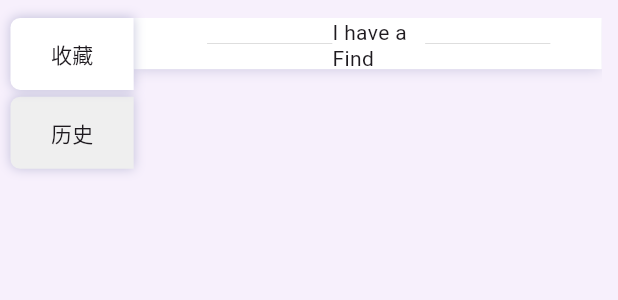
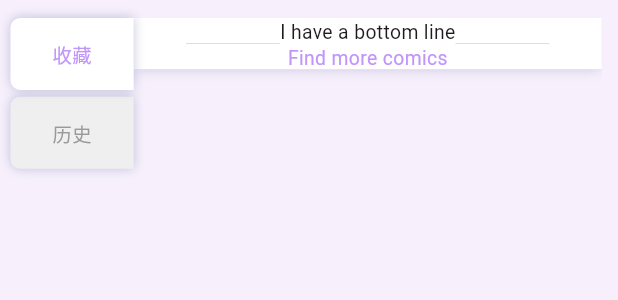
Before and after one commit to shanlihou/fishm, a Flutter app: the BookShelfTab widget shown alone on an empty page, opened directly, after a tap on "历史", after a tap on "收藏", on a phone screen of 412 x 824 dp. Shown: the top 300 px of the screen. Run offline on Flutter 3.47's test engine with Material 3 defaults, Android fonts, the phone set to English and light mode, and no system bars; our stand-ins replace device_info_plus, dio, easy_refresh, flutter_screenutil, hive, hive_flutter and 5 more; missing offline and left inert: crypton, lua_dardo_co; accounts and stored records are empty; generated files the repository leaves out were written again; network calls fail.

Commit message:
update ui

```diff
--- /dev/null
+++ b/lib/utils/utils_widget.dart
@@ -0,0 +1,56 @@
+import 'package:flutter/cupertino.dart';
+import 'package:flutter_screenutil/flutter_screenutil.dart';
+import 'package:flutter_gen/gen_l10n/localizations.dart';
+
+Widget comicTabBaseline(BuildContext context) {
+  return SizedBox(
+    height: 106.h,
+    child: Row(
+      children: [
+        SizedBox(width: 100.w),
+        Expanded(
+          child: Container(
+            // #BBBBBB 100%
+            color: const Color(0xFFBBBBBB),
+            height: 1.h,
+          ),
+        ),
+        Column(
+          children: [
+            Expanded(
+              child: Container(
+                  alignment: Alignment.bottomCenter,
+                  child: Text(
+                    AppLocalizations.of(context)!.baseline,
+                    style: TextStyle(
+                      fontSize: 40.spMin,
+                    ),
+                  )),
+            ),
+            Expanded(
+              child: Container(
+                alignment: Alignment.topCenter,
+                child: Text(
+                  AppLocalizations.of(context)!.findMore,
+                  style: TextStyle(
+                    // #B886F8 88%
+                    color: const Color(0xFFB886F8).withOpacity(0.88),
+                    fontSize: 40.spMin,
+                  ),
+                ),
+              ),
+            ),
+          ],
+        ),
+        Expanded(
+          child: Container(
+            // #BBBBBB 100%
+            color: const Color(0xFFBBBBBB),
+            height: 1.h,
+          ),
+        ),
+        SizedBox(width: 100.w),
+      ],
+    ),
+  );
+}
--- a/lib/views/tabs/bookshelf.dart
+++ b/lib/views/tabs/bookshelf.dart
@@ -60,7 +60,17 @@ class _BookShelfTabState extends State<BookShelfTab> {
           width: 235.w,
           height: 149.h,
           child: Center(
-            child: Text(title),
+            child: Text(
+              title,
+              style: TextStyle(
+                // #B886F8 88%
+                // #9A9A9A 100%
+                color: front
+                    ? const Color(0xFFB886F8).withOpacity(0.88)
+                    : const Color(0xFF9A9A9A),
+                fontSize: 40.spMin,
+              ),
+            ),
           ),
           //#EFEFEF 100%
         ),
--- a/lib/views/tabs/favorite_tab.dart
+++ b/lib/views/tabs/favorite_tab.dart
@@ -4,53 +4,12 @@ import 'package:provider/provider.dart';
 
 import '../../models/db/comic_model.dart';
 import '../../types/provider/comic_provider.dart';
+import '../../utils/utils_widget.dart';
 import '../class/comic_item.dart';
 import '../widget/comic_item_widget.dart';
-import 'package:flutter_gen/gen_l10n/localizations.dart';
 
 class FavoriteTab extends StatelessWidget {
   const FavoriteTab({super.key});
-
-  Widget _buildBaseLine(BuildContext context) {
-    return SizedBox(
-      height: 106.h,
-      child: Row(
-        children: [
-          SizedBox(width: 140.w),
-          Container(
-            // #BBBBBB 100%
-            color: const Color(0xFFBBBBBB),
-            width: 239.w,
-            height: 1.h,
-          ),
-          SizedBox(
-            width: 177.w,
-            child: Column(
-              children: [
-                Expanded(
-                  child: Container(
-                      alignment: Alignment.bottomCenter,
-                      child: Text(AppLocalizations.of(context)!.baseline)),
-                ),
-                Expanded(
-                  child: Container(
-                    alignment: Alignment.topCenter,
-                    child: Text(AppLocalizations.of(context)!.findMore),
-                  ),
-                ),
-              ],
-            ),
-          ),
-          Container(
-            // #BBBBBB 100%
-            color: const Color(0xFFBBBBBB),
-            width: 239.w,
-            height: 1.h,
-          ),
-        ],
-      ),
-    );
-  }
 
   @override
   Widget build(BuildContext context) {
@@ -95,41 +54,10 @@ class FavoriteTab extends StatelessWidget {
                     )
                 ],
               ),
-            _buildBaseLine(context),
+            comicTabBaseline(context),
           ],
         ),
       ),
     );
-
-    // return ListView.builder(
-    //   itemCount: (comics.length / 2).ceil(),
-    //   itemBuilder: (context, index) {
-    //     return Row(
-    //       children: [
-    //         Container(
-    //           color: CupertinoColors.white,
-    //           padding: const EdgeInsets.fromLTRB(34, 22, 0, 0).w,
-    //           child: ComicItemWidget(
-    //             ComicItem.fromComicModel(comics[index * 2]),
-    //             comics[index * 2].extensionName,
-    //             width: 405.w,
-    //             height: 541.h,
-    //           ),
-    //         ),
-    //         if (index * 2 + 1 < comics.length)
-    //           Container(
-    //             color: CupertinoColors.white,
-    //             padding: const EdgeInsets.fromLTRB(9, 22, 34, 0).w,
-    //             child: ComicItemWidget(
-    //               ComicItem.fromComicModel(comics[index * 2 + 1]),
-    //               comics[index * 2 + 1].extensionName,
-    //               width: 405.w,
-    //               height: 541.h,
-    //             ),
-    //           )
-    //       ],
-    //     );
-    //   },
-    // );
   }
 }
--- a/lib/views/tabs/history_tab.dart
+++ b/lib/views/tabs/history_tab.dart
@@ -3,91 +3,75 @@ import 'package:flutter_screenutil/flutter_screenutil.dart';
 import 'package:provider/provider.dart';
 import 'package:toonfu/models/db/comic_model.dart';
 import 'package:toonfu/types/provider/comic_provider.dart';
+import 'package:toonfu/utils/utils_general.dart';
 
+import '../../utils/utils_widget.dart';
 import '../class/comic_item.dart';
+import '../dialog/install_confirm_dialog.dart';
 import '../widget/comic_item_widget.dart';
 
-class HistoryTab extends StatefulWidget {
+class HistoryTab extends StatelessWidget {
   const HistoryTab({super.key});
 
   @override
-  State<HistoryTab> createState() => _HistoryTabState();
-}
-
-class _HistoryTabState extends State<HistoryTab> {
-  Set<int> selectedIndices = {};
-  bool isSelectionMode = false;
-
-  @override
   Widget build(BuildContext context) {
+    var p = context.read<ComicProvider>();
     List<ComicModel> comics = context.watch<ComicProvider>().historyComics;
 
-    return Stack(
-      children: [
-        ListView.builder(
-          itemCount: comics.length,
-          itemBuilder: (context, index) {
-            return GestureDetector(
-              onLongPress: () {
-                setState(() {
-                  isSelectionMode = true;
-                  selectedIndices.add(index);
-                });
-              },
-              child: Container(
-                color: selectedIndices.contains(index)
-                    ? CupertinoColors.systemGrey5
-                    : null,
-                child: Row(
-                  children: [
-                    if (isSelectionMode)
-                      CupertinoCheckbox(
-                        value: selectedIndices.contains(index),
-                        onChanged: (bool? value) {
-                          setState(() {
-                            if (value == true) {
-                              selectedIndices.add(index);
-                            } else {
-                              selectedIndices.remove(index);
-                            }
-                          });
-                        },
-                      ),
-                    Expanded(
+    Future<void> onLongPress(ComicModel comic) async {
+      if (await showConfirmDialog(context, 'Delete ${comic.title}?') ?? false) {
+        p.removeHistoryComic([getComicUniqueId(comic.id, comic.extensionName)]);
+      }
+    }
+
+    return SingleChildScrollView(
+      child: Container(
+        decoration: BoxDecoration(
+          color: CupertinoColors.white,
+          boxShadow: [
+            // box-shadow: 0px 5px 20px 5px rgba(155,157,194,0.55);
+            BoxShadow(
+              color: const Color(0xFF9B9DC2).withOpacity(0.55),
+              blurRadius: 20.w,
+            ),
+          ],
+        ),
+        child: Column(
+          children: [
+            for (int i = 0; i < comics.length; i += 2)
+              Row(
+                children: [
+                  Container(
+                    padding: const EdgeInsets.fromLTRB(34, 22, 0, 0).w,
+                    child: GestureDetector(
+                      onLongPress: () => onLongPress(comics[i]),
                       child: ComicItemWidget(
-                        ComicItem.fromComicModel(comics[index]),
-                        comics[index].extensionName,
+                        ComicItem.fromComicModel(comics[i]),
+                        comics[i].extensionName,
                         width: 405.w,
                         height: 541.h,
                       ),
                     ),
-                  ],
-                ),
+                  ),
+                  if (i + 1 < comics.length)
+                    Container(
+                      padding: const EdgeInsets.fromLTRB(9, 22, 34, 0).w,
+                      child: GestureDetector(
+                        onLongPress: () => onLongPress(comics[i + 1]),
+                        child: ComicItemWidget(
+                          ComicItem.fromComicModel(comics[i + 1]),
+                          comics[i + 1].extensionName,
+                          width: 405.w,
+                          height: 541.h,
+                        ),
+                      ),
+                    )
+                ],
               ),
-            );
-          },
+            comicTabBaseline(context),
+          ],
         ),
-        if (isSelectionMode)
-          Positioned(
-            bottom: 20,
-            left: 0,
-            right: 0,
-            child: Center(
-              child: CupertinoButton(
-                color: CupertinoColors.destructiveRed,
-                child: const Text('delete'),
-                onPressed: () {
-                  List<String> uniqueIds = selectedIndices.map((index) {
-                    return comics[index].uniqueId;
-                  }).toList();
-                  isSelectionMode = false;
-                  selectedIndices.clear();
-                  context.read<ComicProvider>().removeHistoryComic(uniqueIds);
-                },
-              ),
-            ),
-          ),
-      ],
+      ),
     );
   }
 }
```
Also changed, not shown: lib/views/tabs/extension/extension_installed_tab.dart (+22 -2 lines).
